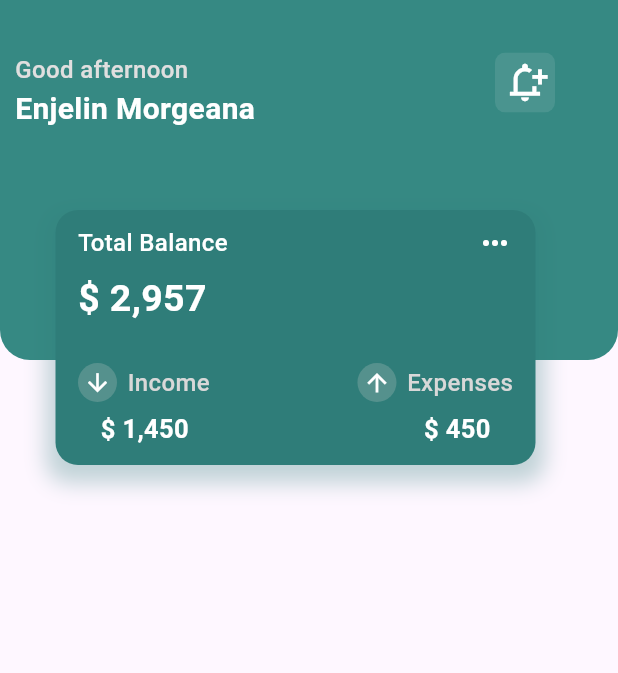
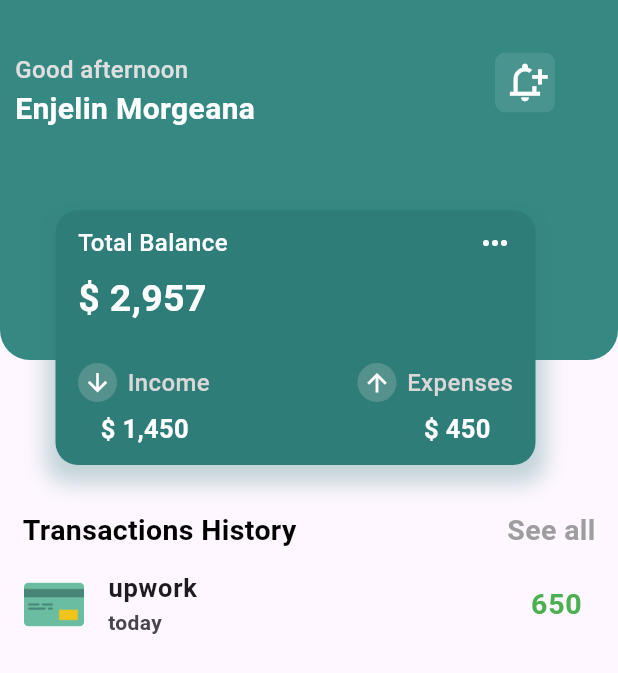
Before and after one commit to RogerDeharo/myfinancys, a Flutter app: the screen it shows after launch, on a phone screen of 412 x 824 dp. Shown: the top 673 px of the screen. Run offline on Flutter 3.47's test engine with Material 3 defaults, Android fonts, the phone set to English and light mode, and no system bars.

Commit message:
tela principal atualizada

```diff
--- /dev/null
+++ b/lib/data/1.dart
@@ -0,0 +1,8 @@
+class money{
+  String? image;
+  String? name;
+  String? time;
+  String? fee;
+  bool? buy;
+
+}
--- /dev/null
+++ b/lib/data/listdata.dart
@@ -0,0 +1,11 @@
+import '1.dart';
+
+List<money> geter(){
+  money upwork = money();
+  upwork.name = 'upwork';
+  upwork.fee = '650';
+  upwork.time = 'today';
+  upwork.image = 'cre.png';
+  upwork.buy = false;
+  return[upwork];
+}
--- a/lib/home.dart
+++ /dev/null
@@ -1,193 +0,0 @@
-import 'package:flutter/material.dart';
-
-class Home extends StatelessWidget {
-  const Home({super.key});
-
-  @override
-  Widget build(BuildContext context) {
-    return Scaffold(
-      body: SafeArea(
-        child: Stack(
-          children: [
-            Column(
-              children: [
-                Container(
-                  width: double.infinity,
-                  height: 240,
-                  decoration: BoxDecoration(
-                    color: Color(0xff368983),
-                    borderRadius: BorderRadius.only(
-                      bottomLeft: Radius.circular(20),
-                      bottomRight: Radius.circular(20),
-                    ),
-                    ),
-                    child: Stack(children: [
-                      Positioned(
-                        top: 35,
-                        left: 330,
-                        child: ClipRRect(
-                          borderRadius: BorderRadius.circular(7),
-                          child: Container(height: 40,
-                            width: 40,
-                            color: Color.fromRGBO(250, 250, 250, 0.1),
-                            child: Icon(Icons.notification_add_outlined, size: 30, color: Colors.white,),
-                          ),
-                        )
-                      ),
-                      Padding(
-                        padding: const EdgeInsets.only(top: 35, left: 10),
-                        child: Column(
-                          crossAxisAlignment: CrossAxisAlignment.start,
-                          children: [
-                            Text(
-                              'Good afternoon',
-                              style: TextStyle(
-                                fontWeight: FontWeight.w500,
-                                fontSize: 16,
-                                color: Color.fromARGB(255, 224, 223, 223)
-                              ),
-                            ),
-                            Text(
-                              'Enjelin Morgeana',
-                              style: TextStyle(
-                                fontWeight: FontWeight.w600,
-                                fontSize: 20,
-                                color: Colors.white
-                              ),
-                            )
-                          ],
-                        ),
-                      )
-                    ],
-                  ),
-                ),
-              ],
-            ),
-            Positioned(
-              top: 140,
-              left: 37,
-              child: Container(
-                height: 170,
-                width: 320,
-                decoration: BoxDecoration(
-                  boxShadow: [
-                    BoxShadow(
-                      color: Color.fromRGBO(47, 125, 121, 0.3),
-                      offset: Offset(0,6),
-                      blurRadius: 12,
-                      spreadRadius: 6,
-                    )
-                  ],
-                  color: Color.fromARGB(255, 47, 125, 121),
-                  borderRadius: BorderRadius.circular(15)
-                ),
-                child: Column(children: [
-                  SizedBox(height: 10),
-                  Padding(
-                    padding: const EdgeInsets.symmetric(horizontal: 15),
-                    child: Row(
-                      mainAxisAlignment: MainAxisAlignment.spaceBetween,
-                      children: [
-                        Text('Total Balance',
-                          style: TextStyle(
-                            fontWeight: FontWeight.w500,
-                            fontSize: 16,
-                            color: Colors.white
-                          ),
-                        ),
-                        Icon(
-                          Icons.more_horiz,
-                          color: Colors.white,
-                        ),
-                    ],),
-                  ),
-                  SizedBox(height: 7),
-                  Padding(
-                    padding: const EdgeInsets.only(left: 15),
-                    child: Row(
-                      children: [
-                        Text('\$ 2,957',
-                          style: TextStyle(
-                            fontWeight: FontWeight.bold,
-                            fontSize: 25,
-                            color: Colors.white
-                          ),
-                        )
-                      ],
-                    ),
-                  ),
-                  SizedBox(height: 25,),
-                  Padding(
-                    padding: const EdgeInsets.symmetric(horizontal: 15),
-                    child: Row(
-                      mainAxisAlignment: MainAxisAlignment.spaceBetween,
-                      children: [
-                      Row(
-                        children: [
-                          CircleAvatar(
-                            radius: 13,
-                            backgroundColor: Color.fromARGB(255, 85, 145, 141),
-                            child: Icon(
-                              Icons.arrow_downward,
-                              color: Colors.white,
-                              size: 19,
-                            ),
-                          ),
-                          SizedBox(width: 7),
-                          Text('Income',style: TextStyle(
-                            fontWeight: FontWeight.w500,
-                            fontSize: 16,
-                            color: Color.fromARGB(255, 216, 216, 216)
-                          ),),
-                        ],
-                      ),
-                      Row(
-                        children: [
-                          CircleAvatar(
-                            radius: 13,
-                            backgroundColor: Color.fromARGB(255, 85, 145, 141),
-                            child: Icon(
-                              Icons.arrow_upward,
-                              color: Colors.white,
-                              size: 19,
-                            ),
-                          ),
-                          SizedBox(width: 7),
-                          Text('Expenses',style: TextStyle(
-                            fontWeight: FontWeight.w500,
-                            fontSize: 16,
-                            color: Color.fromARGB(255, 216, 216, 216)
-                          ),),
-                        ],
-                      )
-                    ],),
-                  ),
-                  SizedBox(height: 6,),
-                  Padding(
-                    padding: const EdgeInsets.symmetric(horizontal: 30),
-                    child: Row(
-                      mainAxisAlignment: MainAxisAlignment.spaceBetween,
-                      children: [
-                        Text('\$ 1,450', style: TextStyle(
-                          fontWeight: FontWeight.w600,
-                          fontSize: 17,
-                          color: Colors.white,
-                        ),),
-                        Text('\$ 450', style: TextStyle(
-                          fontWeight: FontWeight.w600,
-                          fontSize: 17,
-                          color: Colors.white,
-                        ),)
-                      ],
-                    ),
-                  )
-                ],
-              ),
-            ),
-          ),
-        ],
-      ),
-    ),
-  );
-}
-}
--- a/lib/main.dart
+++ b/lib/main.dart
@@ -1,5 +1,5 @@
 import 'package:flutter/material.dart';
-import 'package:myfinancys/home.dart';
+import 'package:myfinancys/screens/home.dart';
 
 void main() {
   runApp(const MyApp());
--- /dev/null
+++ b/lib/screens/home.dart
@@ -0,0 +1,276 @@
+import 'package:flutter/material.dart';
+import 'package:myfinancys/data/listdata.dart';
+
+class Home extends StatelessWidget {
+  const Home({super.key});
+
+  @override
+  Widget build(BuildContext context) {
+    return Scaffold(
+      body: SafeArea(
+          child: CustomScrollView(
+        slivers: [
+          SliverToBoxAdapter(
+            child: SizedBox(height: 340, child: _head()),
+          ),
+          SliverToBoxAdapter(
+            child: Padding(
+              padding: const EdgeInsets.symmetric(horizontal: 15),
+              child: Row(
+                mainAxisAlignment: MainAxisAlignment.spaceBetween,
+                children: [
+                  Text(
+                    'Transactions History',
+                    style: TextStyle(
+                        fontWeight: FontWeight.w600,
+                        fontSize: 19,
+                        color: Colors.black),
+                  ),
+                  Text(
+                    'See all',
+                    style: TextStyle(
+                        fontWeight: FontWeight.w600,
+                        fontSize: 19,
+                        color: Colors.grey),
+                  )
+                ],
+              ),
+            ),
+          ),
+          SliverList(
+              delegate: SliverChildBuilderDelegate(
+            (context, index) {
+              return ListTile(
+                leading: ClipRRect(
+                  borderRadius: BorderRadius.circular(6),
+                  child: Image.asset(
+                    'images/${geter()[index].image!}',
+                    height: 40,
+                  ),
+                ),
+                title: Text(
+                  geter()[index].name!,
+                  style: TextStyle(fontSize: 17, fontWeight: FontWeight.w600),
+                ),
+                subtitle: Text(
+                  geter()[index].time!,
+                  style: TextStyle(fontWeight: FontWeight.w600),
+                ),
+                trailing: Text(
+                  geter()[index].fee!,
+                  style: TextStyle(
+                      fontWeight: FontWeight.w600,
+                      fontSize: 19,
+                      color: geter()[index].buy! ? Colors.red : Colors.green),
+                ),
+              );
+            },
+            childCount: geter().length,
+          ))
+        ],
+      )),
+    );
+  }
+
+  Widget _head() {
+    return Stack(
+      children: [
+        Column(
+          children: [
+            Container(
+              width: double.infinity,
+              height: 240,
+              decoration: BoxDecoration(
+                color: Color(0xff368983),
+                borderRadius: BorderRadius.only(
+                  bottomLeft: Radius.circular(20),
+                  bottomRight: Radius.circular(20),
+                ),
+              ),
+              child: Stack(
+                children: [
+                  Positioned(
+                      top: 35,
+                      left: 330,
+                      child: ClipRRect(
+                        borderRadius: BorderRadius.circular(7),
+                        child: Container(
+                          height: 40,
+                          width: 40,
+                          color: Color.fromRGBO(250, 250, 250, 0.1),
+                          child: Icon(
+                            Icons.notification_add_outlined,
+                            size: 30,
+                            color: Colors.white,
+                          ),
+                        ),
+                      )),
+                  Padding(
+                    padding: const EdgeInsets.only(top: 35, left: 10),
+                    child: Column(
+                      crossAxisAlignment: CrossAxisAlignment.start,
+                      children: [
+                        Text(
+                          'Good afternoon',
+                          style: TextStyle(
+                              fontWeight: FontWeight.w500,
+                              fontSize: 16,
+                              color: Color.fromARGB(255, 224, 223, 223)),
+                        ),
+                        Text(
+                          'Enjelin Morgeana',
+                          style: TextStyle(
+                              fontWeight: FontWeight.w600,
+                              fontSize: 20,
+                              color: Colors.white),
+                        )
+                      ],
+                    ),
+                  )
+                ],
+              ),
+            ),
+          ],
+        ),
+        Positioned(
+          top: 140,
+          left: 37,
+          child: Container(
+            height: 170,
+            width: 320,
+            decoration: BoxDecoration(
+                boxShadow: [
+                  BoxShadow(
+                    color: Color.fromRGBO(47, 125, 121, 0.3),
+                    offset: Offset(0, 6),
+                    blurRadius: 12,
+                    spreadRadius: 6,
+                  )
+                ],
+                color: Color.fromARGB(255, 47, 125, 121),
+                borderRadius: BorderRadius.circular(15)),
+            child: Column(
+              children: [
+                SizedBox(height: 10),
+                Padding(
+                  padding: const EdgeInsets.symmetric(horizontal: 15),
+                  child: Row(
+                    mainAxisAlignment: MainAxisAlignment.spaceBetween,
+                    children: [
+                      Text(
+                        'Total Balance',
+                        style: TextStyle(
+                            fontWeight: FontWeight.w500,
+                            fontSize: 16,
+                            color: Colors.white),
+                      ),
+                      Icon(
+                        Icons.more_horiz,
+                        color: Colors.white,
+                      ),
+                    ],
+                  ),
+                ),
+                SizedBox(height: 7),
+                Padding(
+                  padding: const EdgeInsets.only(left: 15),
+                  child: Row(
+                    children: [
+                      Text(
+                        '\$ 2,957',
+                        style: TextStyle(
+                            fontWeight: FontWeight.bold,
+                            fontSize: 25,
+                            color: Colors.white),
+                      )
+                    ],
+                  ),
+                ),
+                SizedBox(
+                  height: 25,
+                ),
+                Padding(
+                  padding: const EdgeInsets.symmetric(horizontal: 15),
+                  child: Row(
+                    mainAxisAlignment: MainAxisAlignment.spaceBetween,
+                    children: [
+                      Row(
+                        children: [
+                          CircleAvatar(
+                            radius: 13,
+                            backgroundColor: Color.fromARGB(255, 85, 145, 141),
+                            child: Icon(
+                              Icons.arrow_downward,
+                              color: Colors.white,
+                              size: 19,
+                            ),
+                          ),
+                          SizedBox(width: 7),
+                          Text(
+                            'Income',
+                            style: TextStyle(
+                                fontWeight: FontWeight.w500,
+                                fontSize: 16,
+                                color: Color.fromARGB(255, 216, 216, 216)),
+                          ),
+                        ],
+                      ),
+                      Row(
+                        children: [
+                          CircleAvatar(
+                            radius: 13,
+                            backgroundColor: Color.fromARGB(255, 85, 145, 141),
+                            child: Icon(
+                              Icons.arrow_upward,
+                              color: Colors.white,
+                              size: 19,
+                            ),
+                          ),
+                          SizedBox(width: 7),
+                          Text(
+                            'Expenses',
+                            style: TextStyle(
+                                fontWeight: FontWeight.w500,
+                                fontSize: 16,
+                                color: Color.fromARGB(255, 216, 216, 216)),
+                          ),
+                        ],
+                      )
+                    ],
+                  ),
+                ),
+                SizedBox(
+                  height: 6,
+                ),
+                Padding(
+                  padding: const EdgeInsets.symmetric(horizontal: 30),
+                  child: Row(
+                    mainAxisAlignment: MainAxisAlignment.spaceBetween,
+                    children: [
+                      Text(
+                        '\$ 1,450',
+                        style: TextStyle(
+                          fontWeight: FontWeight.w600,
+                          fontSize: 17,
+                          color: Colors.white,
+                        ),
+                      ),
+                      Text(
+                        '\$ 450',
+                        style: TextStyle(
+                          fontWeight: FontWeight.w600,
+                          fontSize: 17,
+                          color: Colors.white,
+                        ),
+                      )
+                    ],
+                  ),
+                )
+              ],
+            ),
+          ),
+        ),
+      ],
+    );
+  }
+}
--- /dev/null
+++ b/lib/screens/statistics.dart
@@ -0,0 +1,24 @@
+import 'package:flutter/material.dart';
+
+class Statictics extends StatefulWidget {
+  const Statictics({Key? key}) : super(key: key);
+
+  @override
+  State<Statictics> createState() => _StaticticsState();
+}
+
+class _StaticticsState extends State<Statictics> {
+  @override
+  Widget build(BuildContext context) {
+    return Scaffold(
+      body: SafeArea(
+          child: CustomScrollView(
+        slivers: [SliverToBoxAdapter(
+          child: Column(children: [
+            SizedBox(height: 20,)
+          ]),
+        )],
+      )),
+    );
+  }
+}
--- a/pubspec.yaml
+++ b/pubspec.yaml
@@ -59,9 +59,8 @@ flutter:
   uses-material-design: true
 
   # To add assets to your application, add an assets section, like this:
-  # assets:
-  #   - images/a_dot_burr.jpeg
-  #   - images/a_dot_ham.jpeg
+  assets:
+    - images/cre.png
 
   # An image asset can refer to one or more resolution-specific "variants", see
   # https://flutter.dev/assets-and-images/#resolution-aware
```
Also changed, not shown: images/Education.png (added), images/Transportation.png (added), images/cre.png (added), images/food.png (added).
